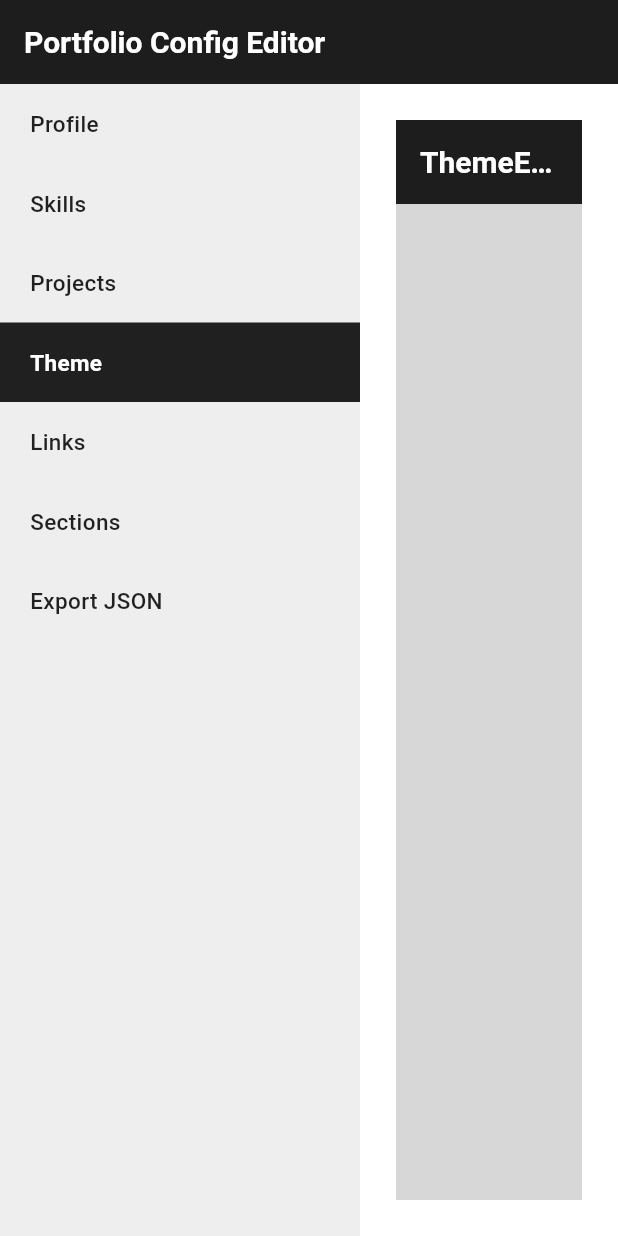
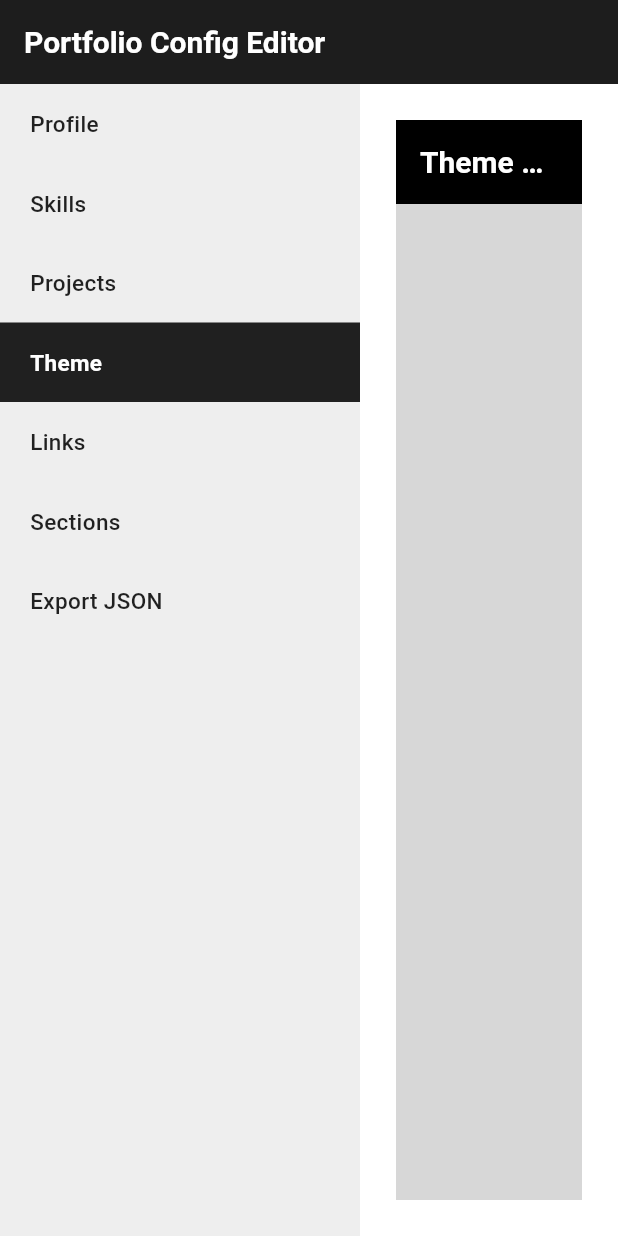
Before and after one commit to ThakurSahabNri/atmadarsh, a Flutter app: the screen it shows after launch, after a tap on "Skills", after a tap on "Projects", after a tap on "Theme", on a phone screen of 412 x 824 dp. Run offline on Flutter 3.47's test engine with Material 3 defaults, Android fonts, the phone set to English and light mode, and no system bars; our stand-ins replace flutter_svg.

Commit message:
Theme-editor-and-theme-model-update

```diff
--- a/lib/config_editor/theme_editor.dart
+++ b/lib/config_editor/theme_editor.dart
@@ -1,21 +1,30 @@
 import 'package:flutter/material.dart';
+import 'package:atmadarsh/data/models/theme.dart';
+import 'package:atmadarsh/core/theme/app_colors.dart';
 
 class ThemeEditor extends StatefulWidget {
-
-  const ThemeEditor({super.key});
+  ThemeConfigModel? themeConfigModel;
+   ThemeEditor({super.key,this.themeConfigModel});
 
   @override
   State<ThemeEditor> createState() => _ThemeEditor();
 }
 
 class _ThemeEditor extends State<ThemeEditor> {
+  late ThemeConfigModel _themeConfigModel;
+
+  @override
+  void initState() {
+    super.initState(); // Always call super.initState() first
+    _themeConfigModel=widget.themeConfigModel ?? ThemeConfigModel();
+  }
 
   @override
   Widget build(BuildContext context) {
     return Scaffold(
         appBar: AppBar(
-          title: const Text("ThemeEditor Editor"),
-          backgroundColor: Colors.black87,
+          title: const Text("Theme Editor"),
+          backgroundColor: AppColors.getColor(_themeConfigModel.backgroundColor),
         ),
 
         body:Container(
--- a/lib/core/theme/app_colors.dart
+++ b/lib/core/theme/app_colors.dart
@@ -23,4 +23,30 @@ class AppColors {
 
   static const Color footerBackgroundColor = Color(0xFF000000);
 
+
+  /// Converts "#RRGGBB" or "#AARRGGBB" to Color safely
+  static Color getColor(String? hex) {
+    if (hex == null || hex.isEmpty) {
+      return Colors.black; // default fallback color
+    }
+
+    String formatted = hex.replaceAll("#", "").toUpperCase();
+
+    // If only RGB is provided → add full opacity
+    if (formatted.length == 6) {
+      formatted = "FF$formatted";
+    }
+
+    // If invalid, fallback
+    if (formatted.length != 8) {
+      return Colors.black;
+    }
+
+    try {
+      return Color(int.parse("0x$formatted"));
+    } catch (e) {
+      return Colors.black;
+    }
+  }
+
 }
--- a/lib/data/models/theme.dart
+++ b/lib/data/models/theme.dart
@@ -1,75 +1,294 @@
 class ThemeConfigModel {
-  /// Primary brand color
+  /// ------------ COLORS -------------
   final String primaryColor;
+  final String secondaryColor;
+  final String backgroundColor;
+  final String textColor;
+  final String accentColor;
 
-  /// Background color
-  final String backgroundColor;
+  /// ------------ TYPOGRAPHY ----------
+  final String fontFamily;
+  final double titleFontSize;
+  final double subtitleFontSize;
+  final double bodyFontSize;
+  final double smallTextSize;
 
-  /// Text color
-  final String textColor;
+  /// Per-text-type colors
+  final String titleColor;
+  final String subtitleColor;
+  final String bodyTextColor;
 
-  /// Accent / highlight color
-  final String? accentColor;
+  /// ------------ BUTTONS -------------
+  final String buttonColor;
+  final String buttonTextColor;
+  final String buttonHoverColor;
+  final double buttonRadius;
+  final double buttonFontSize;
 
-  /// Font family (e.g., "Montserrat")
-  final String? fontFamily;
+  /// ------------ CARDS ---------------
+  final String cardBackgroundColor;
+  final String cardBorderColor;
+  final double cardBorderRadius;
+  final double cardElevation;
 
-  /// Global corner radius
-  final double? borderRadius;
+  /// ------------ LAYOUT --------------
+  final double sectionSpacing;
+  final double sectionTitleSize;
+  final String sectionTitleColor;
+  final double sectionPadding;
 
-  /// Section visibility flags
+  /// Light/Dark Mode
+  final bool isDarkMode;
+
+  /// Page layout style
+  final String layoutType; // horizontal, vertical, grid, compact, etc.
+
+  /// ------------ SHADOWS -------------
+  final double shadowBlur;
+  final double shadowSpread;
+  final String shadowColor;
+
+  /// ------------ SECTION VISIBILITY -------------
   final bool showAbout;
   final bool showSkills;
   final bool showProjects;
   final bool showContact;
 
-  /// Light/Dark Mode
-  final bool isDarkMode;
+  ThemeConfigModel({
+    this.primaryColor = "#0A66C2",
+    this.secondaryColor = "#004182",
+    this.backgroundColor = "#000000",
+    this.textColor = "#000000",
+    this.accentColor = "#FF5722",
 
-  ThemeConfigModel({
-    required this.primaryColor,
-    required this.backgroundColor,
-    required this.textColor,
-    this.accentColor,
-    this.fontFamily,
-    this.borderRadius,
+    this.fontFamily = "Inter",
+    this.titleFontSize = 28,
+    this.subtitleFontSize = 20,
+    this.bodyFontSize = 16,
+    this.smallTextSize = 14,
+
+    this.titleColor = "#000000",
+    this.subtitleColor = "#333333",
+    this.bodyTextColor = "#444444",
+
+    this.buttonColor = "#0A66C2",
+    this.buttonTextColor = "#FFFFFF",
+    this.buttonHoverColor = "#084C92",
+    this.buttonRadius = 8,
+    this.buttonFontSize = 16,
+
+    this.cardBackgroundColor = "#F7F9FC",
+    this.cardBorderColor = "#DDDDDD",
+    this.cardBorderRadius = 12,
+    this.cardElevation = 4,
+
+    this.sectionSpacing = 32,
+    this.sectionTitleSize = 24,
+    this.sectionTitleColor = "#0A66C2",
+    this.sectionPadding = 16,
+
+    this.isDarkMode = false,
+    this.layoutType = "scroll",
+
+    this.shadowBlur = 10,
+    this.shadowSpread = 1,
+    this.shadowColor = "rgba(0,0,0,0.15)",
+
     this.showAbout = true,
     this.showSkills = true,
     this.showProjects = true,
     this.showContact = true,
-    this.isDarkMode = false,
   });
 
+  /// ------------ FROM JSON -----------
   factory ThemeConfigModel.fromJson(Map<String, dynamic> json) {
     return ThemeConfigModel(
-      primaryColor: json["primaryColor"] ?? "#000000",
+      primaryColor: json["primaryColor"] ?? "#0A66C2",
+      secondaryColor: json["secondaryColor"] ?? "#004182",
       backgroundColor: json["backgroundColor"] ?? "#FFFFFF",
       textColor: json["textColor"] ?? "#000000",
-      accentColor: json["accentColor"],
-      fontFamily: json["fontFamily"],
-      borderRadius:
-      json["borderRadius"] != null ? json["borderRadius"].toDouble() : null,
+      accentColor: json["accentColor"] ?? "#FF5722",
+
+      fontFamily: json["fontFamily"] ?? "Inter",
+      titleFontSize: (json["titleFontSize"] ?? 28).toDouble(),
+      subtitleFontSize: (json["subtitleFontSize"] ?? 20).toDouble(),
+      bodyFontSize: (json["bodyFontSize"] ?? 16).toDouble(),
+      smallTextSize: (json["smallTextSize"] ?? 14).toDouble(),
+
+      titleColor: json["titleColor"] ?? "#000000",
+      subtitleColor: json["subtitleColor"] ?? "#333333",
+      bodyTextColor: json["bodyTextColor"] ?? "#444444",
+
+      buttonColor: json["buttonColor"] ?? "#0A66C2",
+      buttonTextColor: json["buttonTextColor"] ?? "#FFFFFF",
+      buttonHoverColor: json["buttonHoverColor"] ?? "#084C92",
+      buttonRadius: (json["buttonRadius"] ?? 8).toDouble(),
+      buttonFontSize: (json["buttonFontSize"] ?? 16).toDouble(),
+
+      cardBackgroundColor: json["cardBackgroundColor"] ?? "#F7F9FC",
+      cardBorderColor: json["cardBorderColor"] ?? "#DDDDDD",
+      cardBorderRadius: (json["cardBorderRadius"] ?? 12).toDouble(),
+      cardElevation: (json["cardElevation"] ?? 4).toDouble(),
+
+      sectionSpacing: (json["sectionSpacing"] ?? 32).toDouble(),
+      sectionTitleSize: (json["sectionTitleSize"] ?? 24).toDouble(),
+      sectionTitleColor: json["sectionTitleColor"] ?? "#0A66C2",
+      sectionPadding: (json["sectionPadding"] ?? 16).toDouble(),
+
+      isDarkMode: json["isDarkMode"] ?? false,
+      layoutType: json["layoutType"] ?? "scroll",
+
+      shadowBlur: (json["shadowBlur"] ?? 10).toDouble(),
+      shadowSpread: (json["shadowSpread"] ?? 1).toDouble(),
+      shadowColor: json["shadowColor"] ?? "rgba(0,0,0,0.15)",
+
       showAbout: json["showAbout"] ?? true,
       showSkills: json["showSkills"] ?? true,
       showProjects: json["showProjects"] ?? true,
       showContact: json["showContact"] ?? true,
-      isDarkMode: json["isDarkMode"] ?? false,
     );
   }
 
+  /// ------------ TO JSON -------------
   Map<String, dynamic> toJson() {
     return {
       "primaryColor": primaryColor,
+      "secondaryColor": secondaryColor,
       "backgroundColor": backgroundColor,
       "textColor": textColor,
       "accentColor": accentColor,
+
       "fontFamily": fontFamily,
-      "borderRadius": borderRadius,
+      "titleFontSize": titleFontSize,
+      "subtitleFontSize": subtitleFontSize,
+      "bodyFontSize": bodyFontSize,
+      "smallTextSize": smallTextSize,
+
+      "titleColor": titleColor,
+      "subtitleColor": subtitleColor,
+      "bodyTextColor": bodyTextColor,
+
+      "buttonColor": buttonColor,
+      "buttonTextColor": buttonTextColor,
+      "buttonHoverColor": buttonHoverColor,
+      "buttonRadius": buttonRadius,
+      "buttonFontSize": buttonFontSize,
+
+      "cardBackgroundColor": cardBackgroundColor,
+      "cardBorderColor": cardBorderColor,
+      "cardBorderRadius": cardBorderRadius,
+      "cardElevation": cardElevation,
+
+      "sectionSpacing": sectionSpacing,
+      "sectionTitleSize": sectionTitleSize,
+      "sectionTitleColor": sectionTitleColor,
+      "sectionPadding": sectionPadding,
+
+      "isDarkMode": isDarkMode,
+      "layoutType": layoutType,
+
+      "shadowBlur": shadowBlur,
+      "shadowSpread": shadowSpread,
+      "shadowColor": shadowColor,
+
       "showAbout": showAbout,
       "showSkills": showSkills,
       "showProjects": showProjects,
       "showContact": showContact,
-      "isDarkMode": isDarkMode,
     };
   }
+
+  /// ------------ COPY WITH -------------
+  ThemeConfigModel copyWith({
+    String? primaryColor,
+    String? secondaryColor,
+    String? backgroundColor,
+    String? textColor,
+    String? accentColor,
+
+    String? fontFamily,
+    double? titleFontSize,
+    double? subtitleFontSize,
+    double? bodyFontSize,
+    double? smallTextSize,
+
+    String? titleColor,
+    String? subtitleColor,
+    String? bodyTextColor,
+
+    String? buttonColor,
+    String? buttonTextColor,
+    String? buttonHoverColor,
+    double? buttonRadius,
+    double? buttonFontSize,
+
+    String? cardBackgroundColor,
+    String? cardBorderColor,
+    double? cardBorderRadius,
+    double? cardElevation,
+
+    double? sectionSpacing,
+    double? sectionTitleSize,
+    String? sectionTitleColor,
+    double? sectionPadding,
+
+    bool? isDarkMode,
+    String? layoutType,
+
+    double? shadowBlur,
+    double? shadowSpread,
+    String? shadowColor,
+
+    bool? showAbout,
+    bool? showSkills,
+    bool? showProjects,
+    bool? showContact,
+  }) {
+    return ThemeConfigModel(
+      primaryColor: primaryColor ?? this.primaryColor,
+      secondaryColor: secondaryColor ?? this.secondaryColor,
+      backgroundColor: backgroundColor ?? this.backgroundColor,
+      textColor: textColor ?? this.textColor,
+      accentColor: accentColor ?? this.accentColor,
+
+      fontFamily: fontFamily ?? this.fontFamily,
+      titleFontSize: titleFontSize ?? this.titleFontSize,
+      subtitleFontSize: subtitleFontSize ?? this.subtitleFontSize,
+      bodyFontSize: bodyFontSize ?? this.bodyFontSize,
+      smallTextSize: smallTextSize ?? this.smallTextSize,
+
+      titleColor: titleColor ?? this.titleColor,
+      subtitleColor: subtitleColor ?? this.subtitleColor,
+      bodyTextColor: bodyTextColor ?? this.bodyTextColor,
+
+      buttonColor: buttonColor ?? this.buttonColor,
+      buttonTextColor: buttonTextColor ?? this.buttonTextColor,
+      buttonHoverColor: buttonHoverColor ?? this.buttonHoverColor,
+      buttonRadius: buttonRadius ?? this.buttonRadius,
+      buttonFontSize: buttonFontSize ?? this.buttonFontSize,
+
+      cardBackgroundColor: cardBackgroundColor ?? this.cardBackgroundColor,
+      cardBorderColor: cardBorderColor ?? this.cardBorderColor,
+      cardBorderRadius: cardBorderRadius ?? this.cardBorderRadius,
+      cardElevation: cardElevation ?? this.cardElevation,
+
+      sectionSpacing: sectionSpacing ?? this.sectionSpacing,
+      sectionTitleSize: sectionTitleSize ?? this.sectionTitleSize,
+      sectionTitleColor: sectionTitleColor ?? this.sectionTitleColor,
+      sectionPadding: sectionPadding ?? this.sectionPadding,
+
+      isDarkMode: isDarkMode ?? this.isDarkMode,
+      layoutType: layoutType ?? this.layoutType,
+
+      shadowBlur: shadowBlur ?? this.shadowBlur,
+      shadowSpread: shadowSpread ?? this.shadowSpread,
+      shadowColor: shadowColor ?? this.shadowColor,
+
+      showAbout: showAbout ?? this.showAbout,
+      showSkills: showSkills ?? this.showSkills,
+      showProjects: showProjects ?? this.showProjects,
+      showContact: showContact ?? this.showContact,
+    );
+  }
+
 }
```
